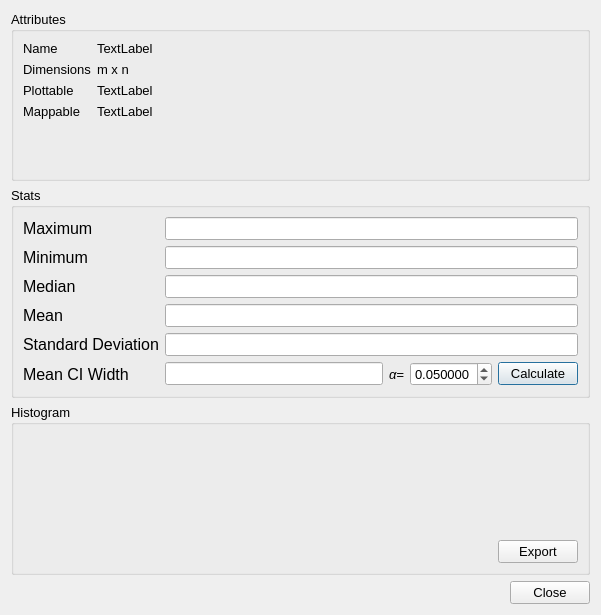
Qt form Vespucci/GUI/Display/statsdialog.ui (VespucciProject/Vespucci) before a commit.
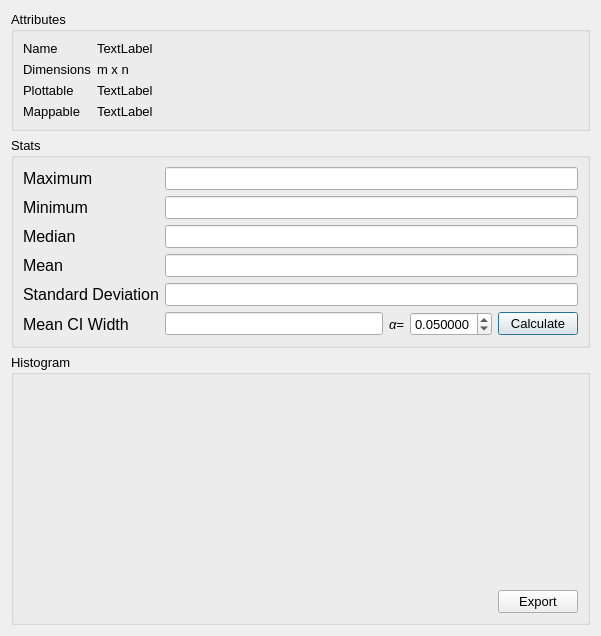
The same form after that commit. Custom widgets are drawn as their Qt base class.

What changed in the file:
```diff
--- a/Vespucci/GUI/Display/statsdialog.ui
+++ b/Vespucci/GUI/Display/statsdialog.ui
@@ -287,8 +287,8 @@
         </property>
         <property name="minimumSize">
          <size>
-          <width>0</width>
-          <height>100</height>
+          <width>100</width>
+          <height>200</height>
          </size>
         </property>
         <layout class="QVBoxLayout" name="verticalLayout"/>
@@ -310,13 +310,6 @@
      </layout>
     </widget>
    </item>
-   <item>
-    <widget class="QDialogButtonBox" name="buttonBox">
-     <property name="standardButtons">
-      <set>QDialogButtonBox::Close</set>
-     </property>
-    </widget>
-   </item>
   </layout>
  </widget>
  <customwidgets>
```
